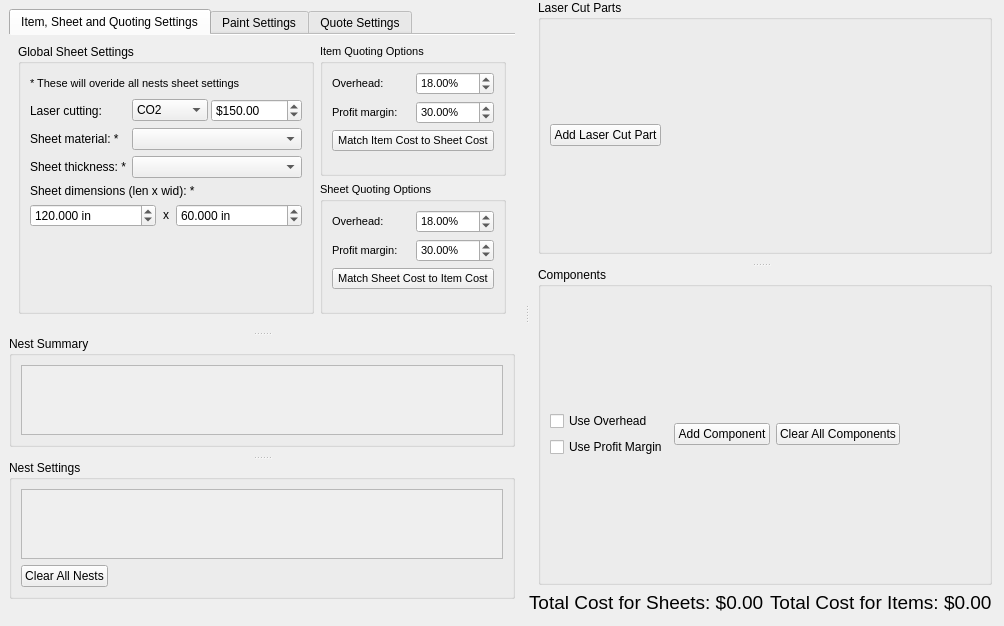
This is ui/widgets/quote_widget.ui in TheCodingJsoftware/Invigo as Qt 5 draws it before an edit. The edited form follows.
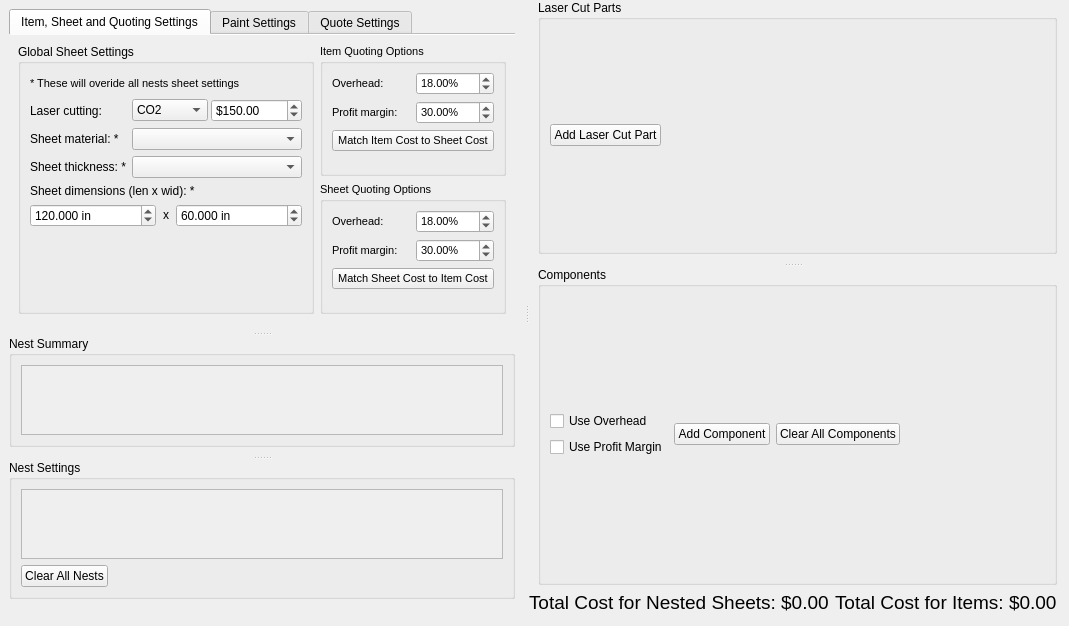
This is the edited form.

Patch:
```diff
--- a/ui/widgets/quote_widget.ui
+++ b/ui/widgets/quote_widget.ui
@@ -1398,7 +1398,7 @@
             </font>
            </property>
            <property name="text">
-            <string>Total Cost for Sheets: $0.00</string>
+            <string>Total Cost for Nested Sheets: $0.00</string>
            </property>
           </widget>
          </item>
```
